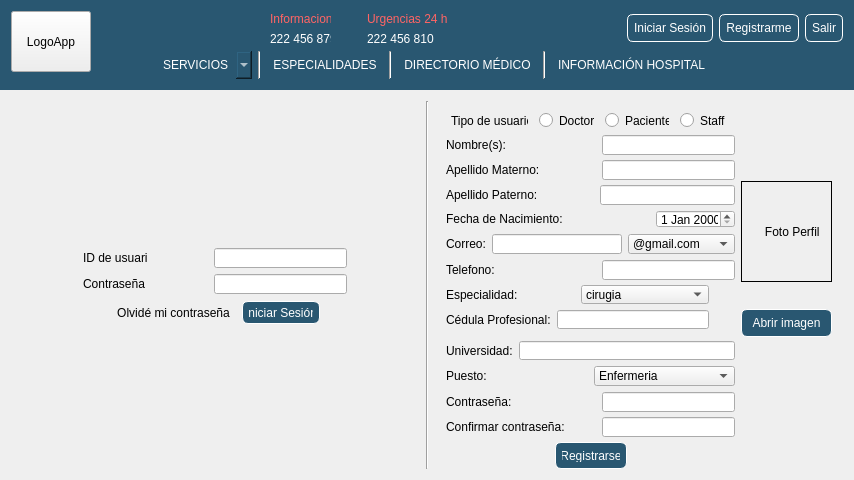
Old version of the form mainwindow.ui in the repository Laloses/Hospital.
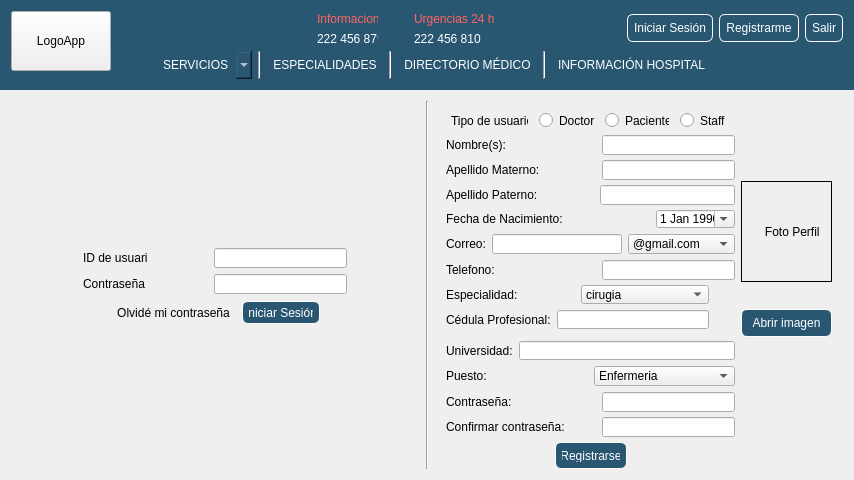
New version of the form. The open tabs and pages were chosen to show the change. Icons and pictures are not drawn.

What changed in the file:
```diff
--- a/mainwindow.ui
+++ b/mainwindow.ui
@@ -100,10 +100,13 @@
           <widget class="QPushButton" name="pushButton_logo">
            <property name="minimumSize">
             <size>
-             <width>61</width>
-             <height>61</height>
+             <width>100</width>
+             <height>60</height>
             </size>
            </property>
+           <property name="styleSheet">
+            <string notr="true">border-image: url(:/logoFinal.png);</string>
+           </property>
            <property name="text">
             <string>LogoApp</string>
            </property>
@@ -114,9 +117,12 @@
            <property name="orientation">
             <enum>Qt::Horizontal</enum>
            </property>
+           <property name="sizeType">
+            <enum>QSizePolicy::Fixed</enum>
+           </property>
            <property name="sizeHint" stdset="0">
             <size>
-             <width>40</width>
+             <width>200</width>
              <height>20</height>
             </size>
            </property>
@@ -1257,6 +1263,26 @@
                   <height>18</height>
                  </size>
                 </property>
+                <property name="dateTime">
+                 <datetime>
+                  <hour>0</hour>
+                  <minute>0</minute>
+                  <second>0</second>
+                  <year>1990</year>
+                  <month>1</month>
+                  <day>1</day>
+                 </datetime>
+                </property>
+                <property name="maximumDate">
+                 <date>
+                  <year>2001</year>
+                  <month>12</month>
+                  <day>31</day>
+                 </date>
+                </property>
+                <property name="calendarPopup">
+                 <bool>true</bool>
+                </property>
                </widget>
               </item>
              </layout>
```
Left out of the diff: 2 changed lines with no effect on the pictures.
